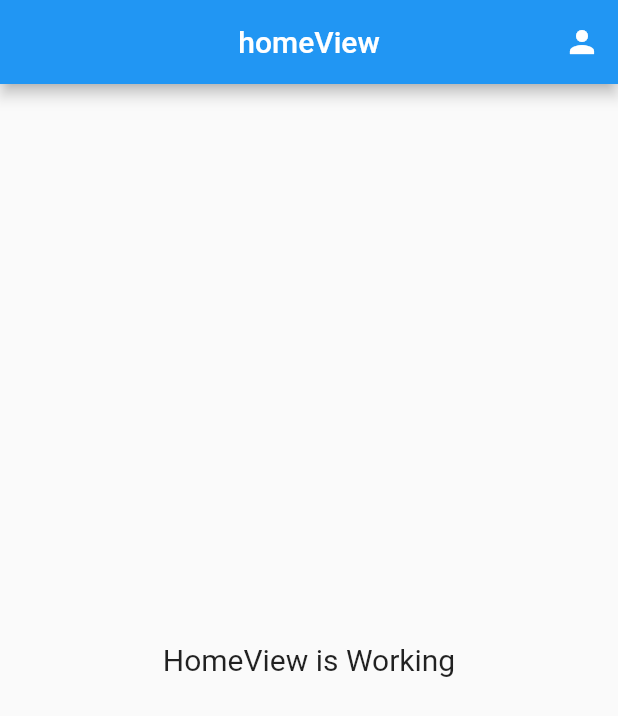
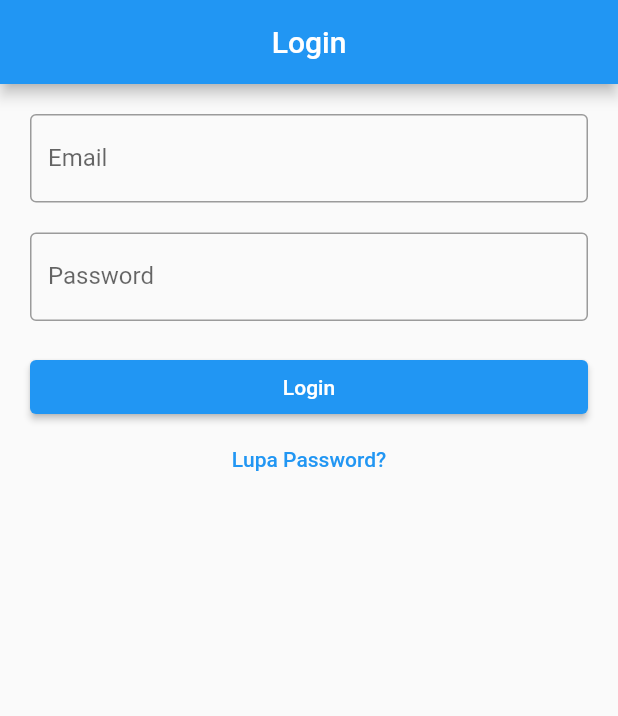
Before and after one commit to aldyrains/Flutter_Presence_Apps, a Flutter app: the screen it shows after launch, on a phone screen of 412 x 824 dp. Shown: the top 716 px of the screen. Run offline on Flutter 3.47's test engine with Material 2 defaults, Android fonts, the phone set to English and light mode, and no system bars; our stand-ins replace cloud_firestore, firebase_auth, firebase_core, get; accounts and stored records are empty.

Commit message:
[FEATURE] add Auth Email and Verification Email

```diff
--- /dev/null
+++ b/lib/app/modules/login/controllers/login_controller.dart
@@ -0,0 +1,45 @@
+import 'package:firebase_auth/firebase_auth.dart';
+import 'package:firebase_core/firebase_core.dart';
+import 'package:flutter/cupertino.dart';
+import 'package:flutter/material.dart';
+import 'package:get/get.dart';
+
+import '../../../routes/app_pages.dart';
+
+class LoginController extends GetxController {
+  TextEditingController emailC = TextEditingController();
+  TextEditingController passC = TextEditingController();
+  FirebaseAuth auth = FirebaseAuth.instance;
+
+  void login() async {
+    if (emailC.text.isNotEmpty && passC.text.isNotEmpty) {
+      try {
+        UserCredential userCredential = await auth.signInWithEmailAndPassword(
+            email: emailC.text, password: passC.text);
+        print(userCredential);
+
+        if (userCredential.user != null) {
+          if (userCredential.user!.emailVerified == true) {
+            Get.offAllNamed(Routes.HOME);
+          } else {
+            Get.defaultDialog(
+              title: "Belum Verifikasi",
+              middleText: "Kamu belum verifiasi akun ini. Lakukan verifikasi diemail kamu."
+            );
+          }
+        }
+
+      } on FirebaseAuthException catch (e) {
+        if (e.code == 'user-not-found') {
+          Get.snackbar("Terjadi Kesalahan", "Email Tidak Terdaftar");
+        } else if (e.code == 'wrong-password') {
+          Get.snackbar("Terjadi Kesalahan", "Password Salah");
+        }
+      } catch (e) {
+        Get.snackbar("Terjadi Kesalahan", "Email dan Password wajib diisi");
+      }
+    } else {
+      Get.snackbar("Terjadi Kesalahan", "Tidak Dapat Login");
+    }
+  }
+}
--- /dev/null
+++ b/lib/app/modules/login/views/login_view.dart
@@ -0,0 +1,45 @@
+import 'package:flutter/material.dart';
+
+import 'package:get/get.dart';
+
+import '../controllers/login_controller.dart';
+
+class LoginView extends GetView<LoginController> {
+  const LoginView({Key? key}) : super(key: key);
+  @override
+  Widget build(BuildContext context) {
+    return Scaffold(
+      appBar: AppBar(
+        title: const Text('Login'),
+        centerTitle: true,
+      ),
+      body: ListView(
+        padding: EdgeInsets.all(20),
+        children: [
+          TextField(
+            controller: controller.emailC,
+            decoration: InputDecoration(
+                labelText: "Email", border: OutlineInputBorder()),
+          ),
+          SizedBox(
+            height: 20,
+          ),
+          TextField(
+            controller: controller.passC,
+            decoration: InputDecoration(
+                labelText: "Password", border: OutlineInputBorder()),
+          ),
+          SizedBox(
+            height: 20,
+          ),
+          ElevatedButton(
+              onPressed: () {
+                controller.login();
+              },
+              child: Text("Login")),
+          TextButton(onPressed: () {}, child: Text("Lupa Password?"))
+        ],
+      ),
+    );
+  }
+}
--- a/lib/app/routes/app_pages.dart
+++ b/lib/app/routes/app_pages.dart
@@ -1,11 +1,13 @@
-// ignore_for_file: non_constant_identifier_names
-
 import 'package:get/get.dart';
 
 import '../modules/add_pegawai/bindings/add_pegawai_binding.dart';
 import '../modules/add_pegawai/views/add_pegawai_view.dart';
 import '../modules/home/bindings/home_binding.dart';
 import '../modules/home/views/home_view.dart';
+import '../modules/login/bindings/login_binding.dart';
+import '../modules/login/views/login_view.dart';
+
+// ignore_for_file: non_constant_identifier_names
 
 part 'app_routes.dart';
 
@@ -23,5 +25,10 @@ class AppPages {
       page: () => AddPegawaiView(),
       binding: AddPegawaiBinding(),
     ),
+    GetPage(
+      name: _Paths.LOGIN,
+      page: () => const LoginView(),
+      binding: LoginBinding(),
+    ),
   ];
 }
--- a/lib/app/routes/app_routes.dart
+++ b/lib/app/routes/app_routes.dart
@@ -5,9 +5,11 @@ abstract class Routes {
 
   static const HOME = _Paths.HOME;
   static const ADD_PEGAWAI = _Paths.ADD_PEGAWAI;
+  static const LOGIN = _Paths.LOGIN;
 }
 
 abstract class _Paths {
   static const HOME = '/home';
   static const ADD_PEGAWAI = '/add-pegawai';
+  static const LOGIN = '/login';
 }
--- a/lib/main.dart
+++ b/lib/main.dart
@@ -12,7 +12,7 @@ void main() async {
   runApp(
     GetMaterialApp(
       title: "Application",
-      initialRoute: Routes.HOME,
+      initialRoute: Routes.LOGIN,
       getPages: AppPages.Routes,
     )
   );
```
Also changed, not shown: lib/app/modules/add_pegawai/controllers/add_pegawai_controller.dart (+9 -6 lines), lib/app/modules/login/bindings/login_binding.dart (added, +12 -0 lines).
